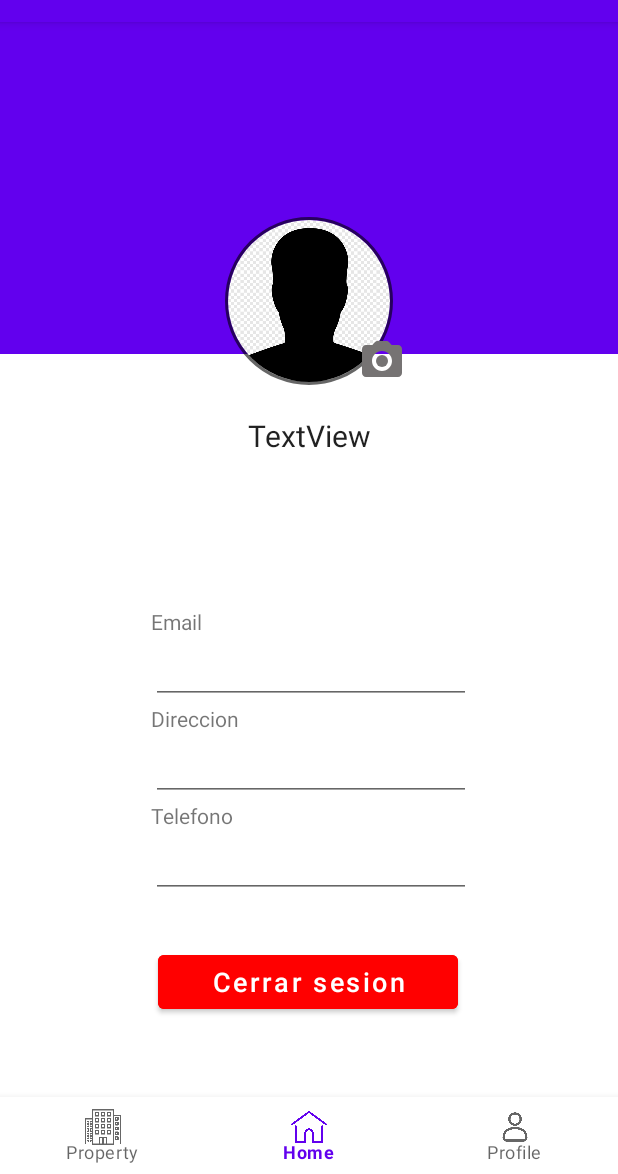
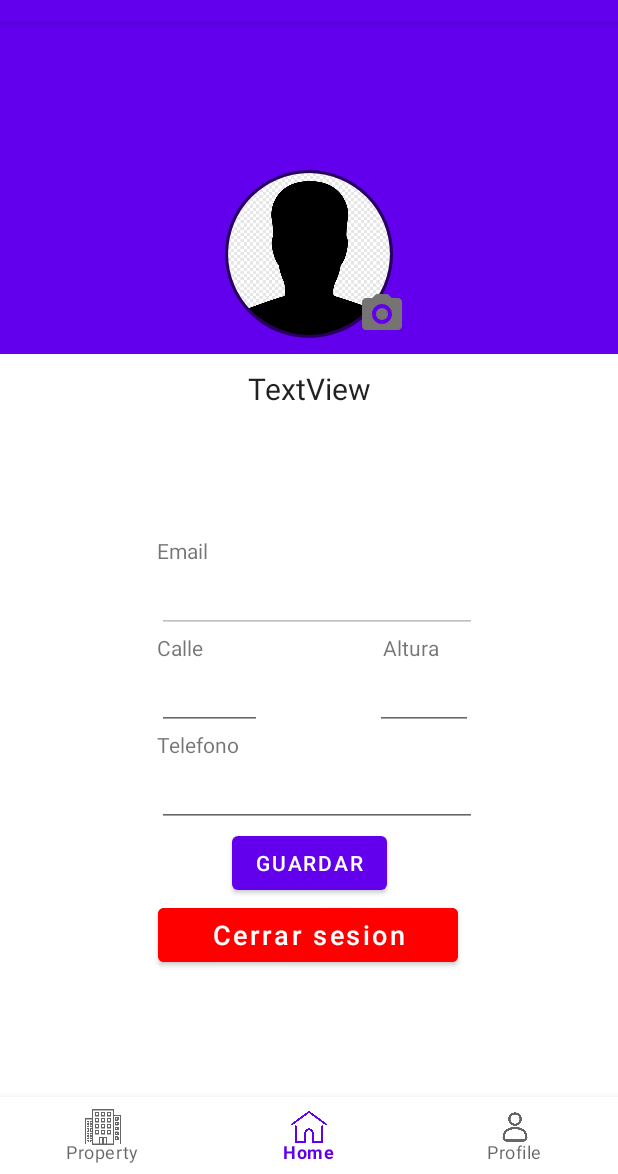
Before and after one commit to Julidf/CasaYa, an Android app: the UserProfileFragment screen opened through its navigation route, on a phone screen of 412 x 824 dp, the part 62-1236 px from its top. Run offline under Robolectric (Android 15) with nearby library versions, the phone set to English and light mode, and no system bars; our stand-ins replace CircleImageView, Firebase (no records; nobody signed in at launch, a user with empty details on screens opened directly), navigation-ui, sdp/ssp sizes; libraries missing offline, so code that uses them is left out: gun0912.tedimagepicker.builder.

Commit message:
userProfileFinish

```diff
--- a/app/src/main/java/com/example/casaya/fragments/UserProfileFragment.kt
+++ b/app/src/main/java/com/example/casaya/fragments/UserProfileFragment.kt
@@ -36,11 +36,13 @@ class UserProfileFragment : Fragment() {
     lateinit var v: View
     private lateinit var userName: TextView
     private lateinit var userPhone: TextView
-    private lateinit var userDireccion: TextView
+    private lateinit var userStreet: TextView
+    private lateinit var userHeight: TextView
     private lateinit var userMail: TextView
     private lateinit var buttonSelectImage: ImageView
     private lateinit var circleImageView: CircleImageView
     private lateinit var signOutButton: Button
+    private lateinit var btnUpdateDatos: Button
     private val firebaseAuth = FirebaseAuth.getInstance()
     var firebaseUser = firebaseAuth.currentUser
     val userRef = firebaseUser?.uid
@@ -60,17 +62,22 @@ class UserProfileFragment : Fragment() {
 
         initializeView(v)
         userViewModel = ViewModelProvider(this).get(UserProfileViewModel::class.java)
+        userMail.isClickable = false
+        userMail.isLongClickable = false
+
         return v
     }
 
     private fun initializeView(view: View) {
         userName = view.findViewById(R.id.userNameTextView)
         userPhone = view.findViewById(R.id.userPhoneTextView)
-        userDireccion = view.findViewById(R.id.userDireccionTextView)
+        userStreet = view.findViewById(R.id.userDireccionTextView)
+        userHeight = view.findViewById(R.id.userDireccionTextView2)
         userMail = view.findViewById(R.id.userEmailTextView)
         buttonSelectImage = view.findViewById(R.id.buttonSelectImage)
         circleImageView = view.findViewById(R.id.circleImageView)
         signOutButton = view.findViewById(R.id.signOutButton)
+        btnUpdateDatos = view.findViewById(R.id.btnUpdateDatos)
     }
 
     override fun onStart() {
@@ -102,6 +109,26 @@ class UserProfileFragment : Fragment() {
             userViewModel.signOutUser()
             findNavController().navigate(R.id.action_containerProfileFragment_to_loginActivity)
         }
+        btnUpdateDatos.setOnClickListener {
+            val newPhone = userPhone.text.toString()
+            val newStreet = userStreet.text.toString()
+            val newHeight = userHeight.text.toString()
+            if (newPhone.isEmpty() || newStreet.isEmpty() ||  newHeight.isEmpty()){
+                customToast.show(
+                    "Los datos no pueden estar vacios",
+                    R.drawable.ic_toast_inf
+                )
+            }else{
+                userViewModel.setUserPhone(newPhone)
+                userViewModel.setUserDireccion(newStreet, newHeight.toInt())
+                customToast.show(
+                    "Datos actualizados correctamente",
+                    R.drawable.ic_toast_inf
+                )
+            }
+
+
+        }
     }
 
 
@@ -114,9 +141,8 @@ class UserProfileFragment : Fragment() {
                     // usuario.displayName, usuario.email, etc.
                     userName.text = usuario.getName()
                     userPhone.text = usuario.getPhone()
-                    userDireccion.text =
-                        usuario.getAddress()?.getStreet() + " " + usuario.getAddress()?.getHeight()
-                            ?: "Direccion no encontrada"
+                    userStreet.text = usuario.getAddress()?.getStreet()
+                    userHeight.text = usuario.getAddress()?.getHeight().toString()
                     userMail.text = usuario.getEmail()
 
                     val userImageRef = usuario.getUserImageRef()
--- a/app/src/main/res/layout/fragment_user_profile.xml
+++ b/app/src/main/res/layout/fragment_user_profile.xml
@@ -7,11 +7,29 @@
     android:layout_width="match_parent"
     android:layout_height="match_parent">
 
-    <androidx.constraintlayout.widget.ConstraintLayout xmlns:android="http://schemas.android.com/apk/res/android"
-        xmlns:app="http://schemas.android.com/apk/res-auto"
-        xmlns:tools="http://schemas.android.com/tools"
+    <androidx.constraintlayout.widget.ConstraintLayout
         android:layout_width="match_parent"
         android:layout_height="match_parent">
+
+        <EditText
+            android:id="@+id/userDireccionTextView2"
+            android:layout_width="65dp"
+            android:layout_height="45dp"
+            android:ems="10"
+            android:inputType="textPostalAddress"
+            app:layout_constraintEnd_toEndOf="parent"
+            app:layout_constraintHorizontal_bias="0.438"
+            app:layout_constraintStart_toEndOf="@+id/userDireccionTextView"
+            app:layout_constraintTop_toBottomOf="@+id/textView" />
+
+        <TextView
+            android:id="@+id/textView"
+            android:layout_width="wrap_content"
+            android:layout_height="wrap_content"
+            android:text="Altura"
+            app:layout_constraintEnd_toEndOf="parent"
+            app:layout_constraintStart_toEndOf="@+id/textView2"
+            app:layout_constraintTop_toBottomOf="@+id/userEmailTextView" />
 
         <View
             android:id="@+id/viewHeaderBackground"
@@ -24,7 +42,7 @@
             android:id="@+id/textView2"
             android:layout_width="wrap_content"
             android:layout_height="wrap_content"
-            android:text="Direccion"
+            android:text="Calle"
             app:layout_constraintStart_toStartOf="@+id/guideline2"
             app:layout_constraintTop_toBottomOf="@+id/userEmailTextView" />
 
@@ -41,14 +59,15 @@
             android:layout_width="wrap_content"
             android:layout_height="wrap_content"
             android:ems="10"
+            android:enabled="false"
             android:inputType="textEmailAddress"
             app:layout_constraintStart_toStartOf="@+id/guideline2"
             app:layout_constraintTop_toBottomOf="@+id/textView5" />
 
         <EditText
             android:id="@+id/userDireccionTextView"
-            android:layout_width="wrap_content"
-            android:layout_height="wrap_content"
+            android:layout_width="70dp"
+            android:layout_height="45dp"
             android:ems="10"
             android:inputType="textPostalAddress"
             app:layout_constraintStart_toStartOf="@+id/guideline2"
@@ -111,7 +130,7 @@
             android:layout_width="wrap_content"
             android:layout_height="wrap_content"
             android:orientation="horizontal"
-            app:layout_constraintGuide_begin="390dp" />
+            app:layout_constraintGuide_begin="343dp" />
 
         <TextView
             android:id="@+id/textView5"
@@ -126,7 +145,7 @@
             android:layout_width="wrap_content"
             android:layout_height="wrap_content"
             android:orientation="vertical"
-            app:layout_constraintGuide_begin="101dp" />
+            app:layout_constraintGuide_begin="105dp" />
 
         <androidx.constraintlayout.widget.Guideline
             android:id="@+id/guideline3"
@@ -139,23 +158,32 @@
             android:id="@+id/signOutButton"
             android:layout_width="200dp"
             android:layout_height="wrap_content"
-            android:layout_marginTop="32dp"
             android:backgroundTint="@color/red"
             android:text="Cerrar sesion"
             android:textAllCaps="false"
             android:textColor="@android:color/white"
             android:textSize="18sp"
+            app:layout_constraintBottom_toBottomOf="parent"
             app:layout_constraintEnd_toEndOf="parent"
             app:layout_constraintHorizontal_bias="0.497"
-            app:layout_constraintStart_toStartOf="parent"
-            app:layout_constraintTop_toBottomOf="@+id/userPhoneTextView" />
+            app:layout_constraintStart_toStartOf="parent" />
 
         <androidx.constraintlayout.widget.Guideline
             android:id="@+id/guideline4"
             android:layout_width="wrap_content"
             android:layout_height="wrap_content"
             android:orientation="horizontal"
-            app:layout_constraintGuide_begin="390dp" />
+            app:layout_constraintGuide_begin="343dp" />
+
+        <Button
+            android:id="@+id/btnUpdateDatos"
+            android:layout_width="wrap_content"
+            android:layout_height="wrap_content"
+            android:text="Guardar"
+            app:layout_constraintBottom_toTopOf="@+id/signOutButton"
+            app:layout_constraintEnd_toEndOf="parent"
+            app:layout_constraintStart_toStartOf="parent"
+            app:layout_constraintTop_toBottomOf="@+id/userPhoneTextView" />
 
     </androidx.constraintlayout.widget.ConstraintLayout>
 
```
Also changed, not shown: app/src/main/java/com/example/casaya/repositories/UserRepository.kt (+46 -0 lines), app/src/main/java/com/example/casaya/viewmodels/UserProfileViewModel.kt (+20 -0 lines).
